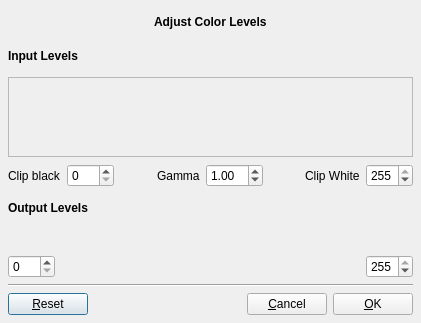
Before: the Qt Designer form src/UI/GammaAndLevels.ui in LuminanceHDR/LuminanceHDR, drawn with Qt 5.
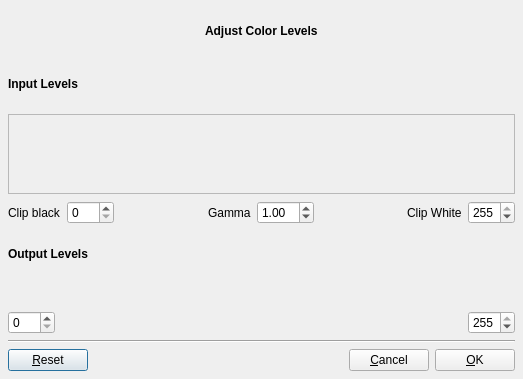
After: the same form once the commit is applied. Icons and pictures are not drawn.

Patch:
```diff
--- a/src/UI/GammaAndLevels.ui
+++ b/src/UI/GammaAndLevels.ui
@@ -4,12 +4,12 @@
   <property name="windowModality" >
    <enum>Qt::ApplicationModal</enum>
   </property>
-  <property name="geometry" >
+  <property name="geometry">
    <rect>
     <x>0</x>
     <y>0</y>
-    <width>421</width>
-    <height>323</height>
+    <width>523</width>
+    <height>379</height>
    </rect>
   </property>
   <property name="windowTitle" >
@@ -21,21 +21,39 @@
   <property name="modal" >
    <bool>true</bool>
   </property>
-  <layout class="QVBoxLayout" >
-   <property name="margin" >
-    <number>8</number>
-   </property>
-   <property name="spacing" >
+  <layout class="QVBoxLayout">
+   <property name="spacing">
     <number>6</number>
    </property>
+   <property name="leftMargin">
+    <number>8</number>
+   </property>
+   <property name="topMargin">
+    <number>8</number>
+   </property>
+   <property name="rightMargin">
+    <number>8</number>
+   </property>
+   <property name="bottomMargin">
+    <number>8</number>
+   </property>
    <item>
-    <layout class="QHBoxLayout" >
-     <property name="margin" >
+    <layout class="QHBoxLayout">
+     <property name="spacing">
+      <number>6</number>
+     </property>
+     <property name="leftMargin">
       <number>0</number>
      </property>
-     <property name="spacing" >
-      <number>6</number>
+     <property name="topMargin">
+      <number>0</number>
      </property>
+     <property name="rightMargin">
+      <number>0</number>
+     </property>
+     <property name="bottomMargin">
+      <number>0</number>
+     </property>
      <item>
       <spacer>
        <property name="orientation" >
@@ -75,13 +93,22 @@
     </layout>
    </item>
    <item>
-    <layout class="QHBoxLayout" >
-     <property name="margin" >
+    <layout class="QHBoxLayout">
+     <property name="spacing">
+      <number>6</number>
+     </property>
+     <property name="leftMargin">
       <number>0</number>
      </property>
-     <property name="spacing" >
-      <number>6</number>
+     <property name="topMargin">
+      <number>0</number>
      </property>
+     <property name="rightMargin">
+      <number>0</number>
+     </property>
+     <property name="bottomMargin">
+      <number>0</number>
+     </property>
      <item>
       <widget class="QLabel" name="label" >
        <property name="text" >
@@ -108,13 +135,22 @@
     </layout>
    </item>
    <item>
-    <layout class="QVBoxLayout" >
-     <property name="margin" >
+    <layout class="QVBoxLayout">
+     <property name="spacing">
+      <number>6</number>
+     </property>
+     <property name="leftMargin">
       <number>0</number>
      </property>
-     <property name="spacing" >
-      <number>6</number>
+     <property name="topMargin">
+      <number>0</number>
      </property>
+     <property name="rightMargin">
+      <number>0</number>
+     </property>
+     <property name="bottomMargin">
+      <number>0</number>
+     </property>
      <item>
       <widget class="QFrame" name="inputStuffFrame" >
        <property name="minimumSize" >
@@ -132,13 +168,22 @@
       </widget>
      </item>
      <item>
-      <layout class="QHBoxLayout" >
-       <property name="margin" >
-        <number>0</number>
-       </property>
-       <property name="spacing" >
+      <layout class="QHBoxLayout">
+       <property name="spacing">
         <number>6</number>
        </property>
+       <property name="leftMargin">
+        <number>0</number>
+       </property>
+       <property name="topMargin">
+        <number>0</number>
+       </property>
+       <property name="rightMargin">
+        <number>0</number>
+       </property>
+       <property name="bottomMargin">
+        <number>0</number>
+       </property>
        <item>
         <widget class="QLabel" name="label_4" >
          <property name="text" >
@@ -174,14 +219,14 @@
         </widget>
        </item>
        <item>
-        <widget class="QDoubleSpinBox" name="gamma_spinbox" >
-         <property name="maximum" >
-          <double>10.000000000000000</double>
-         </property>
-         <property name="minimum" >
+        <widget class="QDoubleSpinBox" name="gamma_spinbox">
+         <property name="minimum">
           <double>0.100000000000000</double>
          </property>
-         <property name="singleStep" >
+         <property name="maximum">
+          <double>10.000000000000000</double>
+         </property>
+         <property name="singleStep">
           <double>0.010000000000000</double>
          </property>
          <property name="value" >
@@ -224,13 +269,22 @@
     </layout>
    </item>
    <item>
-    <layout class="QHBoxLayout" >
-     <property name="margin" >
-      <number>0</number>
-     </property>
-     <property name="spacing" >
+    <layout class="QHBoxLayout">
+     <property name="spacing">
       <number>6</number>
      </property>
+     <property name="leftMargin">
+      <number>0</number>
+     </property>
+     <property name="topMargin">
+      <number>0</number>
+     </property>
+     <property name="rightMargin">
+      <number>0</number>
+     </property>
+     <property name="bottomMargin">
+      <number>0</number>
+     </property>
      <item>
       <widget class="QLabel" name="label_2" >
        <property name="text" >
@@ -257,13 +311,22 @@
     </layout>
    </item>
    <item>
-    <layout class="QVBoxLayout" >
-     <property name="margin" >
-      <number>0</number>
-     </property>
-     <property name="spacing" >
+    <layout class="QVBoxLayout">
+     <property name="spacing">
       <number>6</number>
      </property>
+     <property name="leftMargin">
+      <number>0</number>
+     </property>
+     <property name="topMargin">
+      <number>0</number>
+     </property>
+     <property name="rightMargin">
+      <number>0</number>
+     </property>
+     <property name="bottomMargin">
+      <number>0</number>
+     </property>
      <item>
       <widget class="QWidget" native="1" name="out_levels" >
        <property name="minimumSize" >
@@ -275,13 +338,22 @@
       </widget>
      </item>
      <item>
-      <layout class="QHBoxLayout" >
-       <property name="margin" >
-        <number>0</number>
-       </property>
-       <property name="spacing" >
+      <layout class="QHBoxLayout">
+       <property name="spacing">
         <number>6</number>
        </property>
+       <property name="leftMargin">
+        <number>0</number>
+       </property>
+       <property name="topMargin">
+        <number>0</number>
+       </property>
+       <property name="rightMargin">
+        <number>0</number>
+       </property>
+       <property name="bottomMargin">
+        <number>0</number>
+       </property>
        <item>
         <widget class="QSpinBox" name="black_out_spinbox" >
          <property name="maximum" >
@@ -324,13 +396,22 @@
     </widget>
    </item>
    <item>
-    <layout class="QHBoxLayout" >
-     <property name="margin" >
-      <number>0</number>
-     </property>
-     <property name="spacing" >
+    <layout class="QHBoxLayout">
+     <property name="spacing">
       <number>6</number>
      </property>
+     <property name="leftMargin">
+      <number>0</number>
+     </property>
+     <property name="topMargin">
+      <number>0</number>
+     </property>
+     <property name="rightMargin">
+      <number>0</number>
+     </property>
+     <property name="bottomMargin">
+      <number>0</number>
+     </property>
      <item>
       <widget class="QPushButton" name="ResetButton" >
        <property name="text" >
```
Left out of the diff: 150 changed lines with no effect on the pictures.
